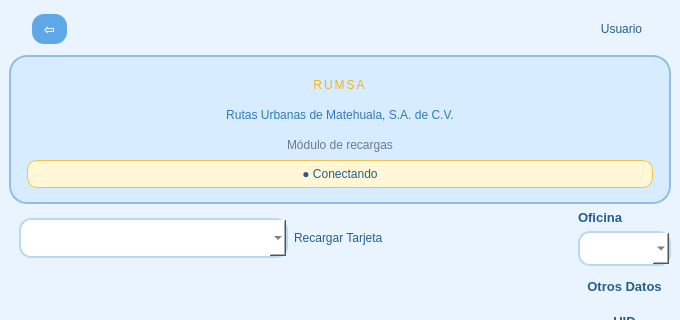
Qt form login_mvc_project/ui/recarga.ui (alttus-ti/matehuala_app_escritorio) before a commit; both pictures show x 0 to 680 and y 0 to 320 of the 680 by 680 pixel window.
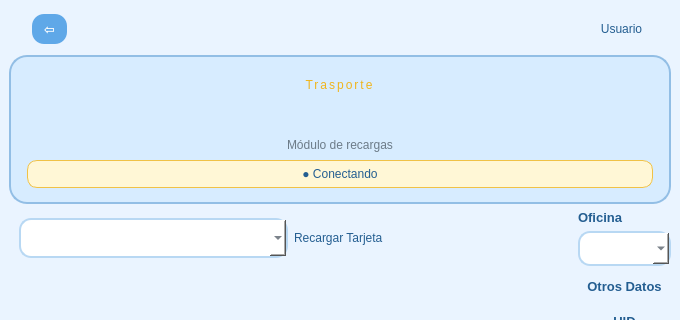
The same form after that commit.

```diff
--- a/login_mvc_project/ui/recarga.ui
+++ b/login_mvc_project/ui/recarga.ui
@@ -237,7 +237,7 @@
          <item>
           <widget class="QLabel" name="labelBrand">
            <property name="text">
-            <string>RUMSA</string>
+            <string>Trasporte</string>
            </property>
            <property name="alignment">
             <set>Qt::AlignCenter</set>
@@ -247,7 +247,7 @@
          <item>
           <widget class="QLabel" name="labelCompany">
            <property name="text">
-            <string>Rutas Urbanas de Matehuala, S.A. de C.V.</string>
+            <string></string>
            </property>
            <property name="alignment">
             <set>Qt::AlignCenter</set>
```
Left out of the diff: 2 changed lines with no effect on the pictures.
